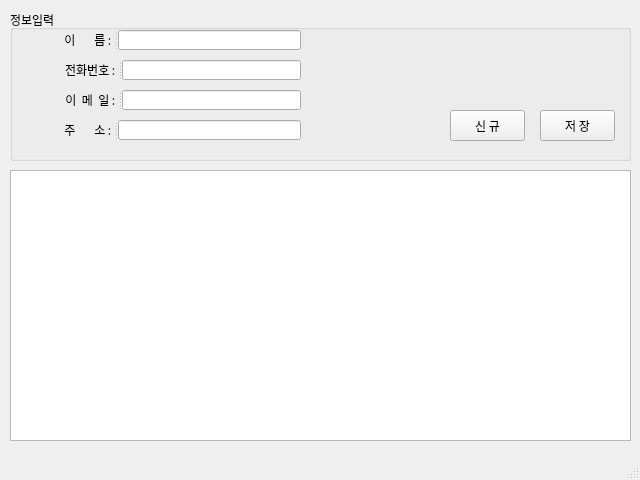
Above: part1/studyPyQt/addressBook.ui from JeongJaeAhn/miniprojects before the change. Below: the same form after it.
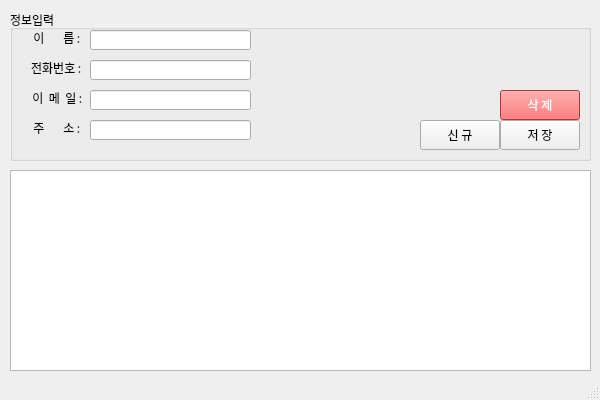
That is the form after the change.

Diff of the .ui file:
```diff
--- a/part1/studyPyQt/addressBook.ui
+++ b/part1/studyPyQt/addressBook.ui
@@ -6,10 +6,28 @@
    <rect>
     <x>0</x>
     <y>0</y>
-    <width>640</width>
-    <height>480</height>
+    <width>600</width>
+    <height>400</height>
    </rect>
   </property>
+  <property name="sizePolicy">
+   <sizepolicy hsizetype="Fixed" vsizetype="Fixed">
+    <horstretch>0</horstretch>
+    <verstretch>0</verstretch>
+   </sizepolicy>
+  </property>
+  <property name="minimumSize">
+   <size>
+    <width>600</width>
+    <height>400</height>
+   </size>
+  </property>
+  <property name="maximumSize">
+   <size>
+    <width>600</width>
+    <height>400</height>
+   </size>
+  </property>
   <property name="windowTitle">
    <string>MainWindow</string>
   </property>
@@ -19,7 +37,7 @@
      <rect>
       <x>10</x>
       <y>10</y>
-      <width>621</width>
+      <width>581</width>
       <height>151</height>
      </rect>
     </property>
@@ -32,10 +50,10 @@
        <widget class="QPushButton" name="btnNew">
         <property name="geometry">
          <rect>
-          <x>440</x>
-          <y>100</y>
-          <width>75</width>
-          <height>31</height>
+          <x>410</x>
+          <y>110</y>
+          <width>80</width>
+          <height>30</height>
          </rect>
         </property>
         <property name="font">
@@ -50,10 +68,10 @@
        <widget class="QPushButton" name="btnSave">
         <property name="geometry">
          <rect>
-          <x>530</x>
-          <y>100</y>
-          <width>75</width>
-          <height>31</height>
+          <x>490</x>
+          <y>110</y>
+          <width>80</width>
+          <height>30</height>
          </rect>
         </property>
         <property name="font">
@@ -65,143 +83,619 @@
          <string>저 장</string>
         </property>
        </widget>
-       <widget class="QSplitter" name="splitter">
+       <widget class="QLabel" name="label_3">
         <property name="geometry">
          <rect>
           <x>20</x>
-          <y>20</y>
-          <width>271</width>
+          <y>80</y>
+          <width>55</width>
+          <height>16</height>
+         </rect>
+        </property>
+        <property name="font">
+         <font>
+          <family>나눔고딕</family>
+         </font>
+        </property>
+        <property name="text">
+         <string>이  메  일 : </string>
+        </property>
+        <property name="alignment">
+         <set>Qt::AlignRight|Qt::AlignTrailing|Qt::AlignVCenter</set>
+        </property>
+       </widget>
+       <widget class="QLineEdit" name="txtEmail">
+        <property name="geometry">
+         <rect>
+          <x>80</x>
+          <y>80</y>
+          <width>161</width>
           <height>20</height>
          </rect>
         </property>
-        <property name="orientation">
-         <enum>Qt::Horizontal</enum>
+        <property name="font">
+         <font>
+          <family>나눔고딕</family>
+         </font>
         </property>
-        <widget class="QLabel" name="label">
-         <property name="font">
-          <font>
-           <family>나눔고딕</family>
-          </font>
-         </property>
-         <property name="text">
-          <string>이       름 : </string>
-         </property>
-         <property name="alignment">
-          <set>Qt::AlignRight|Qt::AlignTrailing|Qt::AlignVCenter</set>
-         </property>
-        </widget>
-        <widget class="QLineEdit" name="txtName">
-         <property name="font">
-          <font>
-           <family>나눔고딕</family>
-          </font>
-         </property>
-         <property name="inputMethodHints">
-          <set>Qt::ImhDigitsOnly|Qt::ImhLatinOnly</set>
-         </property>
-        </widget>
        </widget>
-       <widget class="QSplitter" name="splitter_2">
+       <widget class="QLabel" name="label_2">
         <property name="geometry">
          <rect>
           <x>20</x>
           <y>50</y>
-          <width>271</width>
+          <width>54</width>
+          <height>16</height>
+         </rect>
+        </property>
+        <property name="font">
+         <font>
+          <family>나눔고딕</family>
+         </font>
+        </property>
+        <property name="text">
+         <string>전화번호 : </string>
+        </property>
+        <property name="alignment">
+         <set>Qt::AlignRight|Qt::AlignTrailing|Qt::AlignVCenter</set>
+        </property>
+       </widget>
+       <widget class="QLineEdit" name="txtPhone">
+        <property name="geometry">
+         <rect>
+          <x>80</x>
+          <y>50</y>
+          <width>161</width>
           <height>20</height>
          </rect>
         </property>
-        <property name="orientation">
-         <enum>Qt::Horizontal</enum>
+        <property name="font">
+         <font>
+          <family>나눔고딕</family>
+         </font>
         </property>
-        <widget class="QLabel" name="label_2">
-         <property name="font">
-          <font>
-           <family>나눔고딕</family>
-          </font>
-         </property>
-         <property name="text">
-          <string>전화번호 : </string>
-         </property>
-         <property name="alignment">
-          <set>Qt::AlignRight|Qt::AlignTrailing|Qt::AlignVCenter</set>
-         </property>
-        </widget>
-        <widget class="QLineEdit" name="txtPhone">
-         <property name="font">
-          <font>
-           <family>나눔고딕</family>
-          </font>
-         </property>
-         <property name="inputMethodHints">
-          <set>Qt::ImhFormattedNumbersOnly</set>
-         </property>
-        </widget>
+        <property name="inputMethodHints">
+         <set>Qt::ImhFormattedNumbersOnly</set>
+        </property>
        </widget>
-       <widget class="QSplitter" name="splitter_3">
+       <widget class="QLineEdit" name="txtName">
         <property name="geometry">
          <rect>
-          <x>20</x>
-          <y>80</y>
-          <width>271</width>
+          <x>80</x>
+          <y>20</y>
+          <width>161</width>
           <height>20</height>
          </rect>
         </property>
-        <property name="orientation">
-         <enum>Qt::Horizontal</enum>
+        <property name="font">
+         <font>
+          <family>나눔고딕</family>
+         </font>
         </property>
-        <widget class="QLabel" name="label_3">
-         <property name="font">
-          <font>
-           <family>나눔고딕</family>
-          </font>
-         </property>
-         <property name="text">
-          <string>이  메  일 : </string>
-         </property>
-         <property name="alignment">
-          <set>Qt::AlignRight|Qt::AlignTrailing|Qt::AlignVCenter</set>
-         </property>
-        </widget>
-        <widget class="QLineEdit" name="txtEmail">
-         <property name="font">
-          <font>
-           <family>나눔고딕</family>
-          </font>
-         </property>
-        </widget>
+        <property name="inputMethodHints">
+         <set>Qt::ImhDigitsOnly|Qt::ImhLatinOnly</set>
+        </property>
        </widget>
-       <widget class="QSplitter" name="splitter_4">
+       <widget class="QLabel" name="label">
         <property name="geometry">
          <rect>
           <x>20</x>
+          <y>20</y>
+          <width>53</width>
+          <height>16</height>
+         </rect>
+        </property>
+        <property name="font">
+         <font>
+          <family>나눔고딕</family>
+         </font>
+        </property>
+        <property name="text">
+         <string>이       름 : </string>
+        </property>
+        <property name="alignment">
+         <set>Qt::AlignRight|Qt::AlignTrailing|Qt::AlignVCenter</set>
+        </property>
+       </widget>
+       <widget class="QLineEdit" name="txtAddress">
+        <property name="geometry">
+         <rect>
+          <x>80</x>
           <y>110</y>
-          <width>271</width>
+          <width>161</width>
           <height>20</height>
          </rect>
         </property>
-        <property name="orientation">
-         <enum>Qt::Horizontal</enum>
+        <property name="font">
+         <font>
+          <family>나눔고딕</family>
+         </font>
         </property>
-        <widget class="QLabel" name="label_4">
-         <property name="font">
-          <font>
-           <family>나눔고딕</family>
-          </font>
-         </property>
-         <property name="text">
-          <string>주       소 : </string>
-         </property>
-         <property name="alignment">
-          <set>Qt::AlignRight|Qt::AlignTrailing|Qt::AlignVCenter</set>
-         </property>
-        </widget>
-        <widget class="QLineEdit" name="txtAddress">
-         <property name="font">
-          <font>
-           <family>나눔고딕</family>
-          </font>
-         </property>
-        </widget>
+       </widget>
+       <widget class="QLabel" name="label_4">
+        <property name="geometry">
+         <rect>
+          <x>20</x>
+          <y>110</y>
+          <width>53</width>
+          <height>16</height>
+         </rect>
+        </property>
+        <property name="font">
+         <font>
+          <family>나눔고딕</family>
+         </font>
+        </property>
+        <property name="text">
+         <string>주       소 : </string>
+        </property>
+        <property name="alignment">
+         <set>Qt::AlignRight|Qt::AlignTrailing|Qt::AlignVCenter</set>
+        </property>
+       </widget>
+       <widget class="QPushButton" name="btnDel">
+        <property name="geometry">
+         <rect>
+          <x>490</x>
+          <y>80</y>
+          <width>80</width>
+          <height>30</height>
+         </rect>
+        </property>
+        <property name="palette">
+         <palette>
+          <active>
+           <colorrole role="WindowText">
+            <brush brushstyle="SolidPattern">
+             <color alpha="255">
+              <red>255</red>
+              <green>255</green>
+              <blue>255</blue>
+             </color>
+            </brush>
+           </colorrole>
+           <colorrole role="Button">
+            <brush brushstyle="SolidPattern">
+             <color alpha="255">
+              <red>255</red>
+              <green>70</green>
+              <blue>70</blue>
+             </color>
+            </brush>
+           </colorrole>
+           <colorrole role="Light">
+            <brush brushstyle="SolidPattern">
+             <color alpha="255">
+              <red>255</red>
+              <green>127</green>
+              <blue>127</blue>
+             </color>
+            </brush>
+           </colorrole>
+           <colorrole role="Midlight">
+            <brush brushstyle="SolidPattern">
+             <color alpha="255">
+              <red>255</red>
+              <green>63</green>
+              <blue>63</blue>
+             </color>
+            </brush>
+           </colorrole>
+           <colorrole role="Dark">
+            <brush brushstyle="SolidPattern">
+             <color alpha="255">
+              <red>127</red>
+              <green>0</green>
+              <blue>0</blue>
+             </color>
+            </brush>
+           </colorrole>
+           <colorrole role="Mid">
+            <brush brushstyle="SolidPattern">
+             <color alpha="255">
+              <red>170</red>
+              <green>0</green>
+              <blue>0</blue>
+             </color>
+            </brush>
+           </colorrole>
+           <colorrole role="Text">
+            <brush brushstyle="SolidPattern">
+             <color alpha="255">
+              <red>255</red>
+              <green>255</green>
+              <blue>255</blue>
+             </color>
+            </brush>
+           </colorrole>
+           <colorrole role="BrightText">
+            <brush brushstyle="SolidPattern">
+             <color alpha="255">
+              <red>255</red>
+              <green>255</green>
+              <blue>255</blue>
+             </color>
+            </brush>
+           </colorrole>
+           <colorrole role="ButtonText">
+            <brush brushstyle="SolidPattern">
+             <color alpha="255">
+              <red>255</red>
+              <green>255</green>
+              <blue>255</blue>
+             </color>
+            </brush>
+           </colorrole>
+           <colorrole role="Base">
+            <brush brushstyle="SolidPattern">
+             <color alpha="255">
+              <red>255</red>
+              <green>70</green>
+              <blue>70</blue>
+             </color>
+            </brush>
+           </colorrole>
+           <colorrole role="Window">
+            <brush brushstyle="SolidPattern">
+             <color alpha="255">
+              <red>255</red>
+              <green>70</green>
+              <blue>70</blue>
+             </color>
+            </brush>
+           </colorrole>
+           <colorrole role="Shadow">
+            <brush brushstyle="SolidPattern">
+             <color alpha="255">
+              <red>0</red>
+              <green>0</green>
+              <blue>0</blue>
+             </color>
+            </brush>
+           </colorrole>
+           <colorrole role="AlternateBase">
+            <brush brushstyle="SolidPattern">
+             <color alpha="255">
+              <red>255</red>
+              <green>127</green>
+              <blue>127</blue>
+             </color>
+            </brush>
+           </colorrole>
+           <colorrole role="ToolTipBase">
+            <brush brushstyle="SolidPattern">
+             <color alpha="255">
+              <red>255</red>
+              <green>255</green>
+              <blue>220</blue>
+             </color>
+            </brush>
+           </colorrole>
+           <colorrole role="ToolTipText">
+            <brush brushstyle="SolidPattern">
+             <color alpha="255">
+              <red>255</red>
+              <green>0</green>
+              <blue>0</blue>
+             </color>
+            </brush>
+           </colorrole>
+           <colorrole role="PlaceholderText">
+            <brush brushstyle="SolidPattern">
+             <color alpha="128">
+              <red>255</red>
+              <green>0</green>
+              <blue>0</blue>
+             </color>
+            </brush>
+           </colorrole>
+          </active>
+          <inactive>
+           <colorrole role="WindowText">
+            <brush brushstyle="SolidPattern">
+             <color alpha="255">
+              <red>255</red>
+              <green>255</green>
+              <blue>255</blue>
+             </color>
+            </brush>
+           </colorrole>
+           <colorrole role="Button">
+            <brush brushstyle="SolidPattern">
+             <color alpha="255">
+              <red>255</red>
+              <green>70</green>
+              <blue>70</blue>
+             </color>
+            </brush>
+           </colorrole>
+           <colorrole role="Light">
+            <brush brushstyle="SolidPattern">
+             <color alpha="255">
+              <red>255</red>
+              <green>127</green>
+              <blue>127</blue>
+             </color>
+            </brush>
+           </colorrole>
+           <colorrole role="Midlight">
+            <brush brushstyle="SolidPattern">
+             <color alpha="255">
+              <red>255</red>
+              <green>63</green>
+              <blue>63</blue>
+             </color>
+            </brush>
+           </colorrole>
+           <colorrole role="Dark">
+            <brush brushstyle="SolidPattern">
+             <color alpha="255">
+              <red>127</red>
+              <green>0</green>
+              <blue>0</blue>
+             </color>
+            </brush>
+           </colorrole>
+           <colorrole role="Mid">
+            <brush brushstyle="SolidPattern">
+             <color alpha="255">
+              <red>170</red>
+              <green>0</green>
+              <blue>0</blue>
+             </color>
+            </brush>
+           </colorrole>
+           <colorrole role="Text">
+            <brush brushstyle="SolidPattern">
+             <color alpha="255">
+              <red>255</red>
+              <green>255</green>
+              <blue>255</blue>
+             </color>
+            </brush>
+           </colorrole>
+           <colorrole role="BrightText">
+            <brush brushstyle="SolidPattern">
+             <color alpha="255">
+              <red>255</red>
+              <green>255</green>
+              <blue>255</blue>
+             </color>
+            </brush>
+           </colorrole>
+           <colorrole role="ButtonText">
+            <brush brushstyle="SolidPattern">
+             <color alpha="255">
+              <red>255</red>
+              <green>255</green>
+              <blue>255</blue>
+             </color>
+            </brush>
+           </colorrole>
+           <colorrole role="Base">
+            <brush brushstyle="SolidPattern">
+             <color alpha="255">
+              <red>255</red>
+              <green>70</green>
+              <blue>70</blue>
+             </color>
+            </brush>
+           </colorrole>
+           <colorrole role="Window">
+            <brush brushstyle="SolidPattern">
+             <color alpha="255">
+              <red>255</red>
+              <green>70</green>
+              <blue>70</blue>
+             </color>
+            </brush>
+           </colorrole>
+           <colorrole role="Shadow">
+            <brush brushstyle="SolidPattern">
+             <color alpha="255">
+              <red>0</red>
+              <green>0</green>
+              <blue>0</blue>
+             </color>
+            </brush>
+           </colorrole>
+           <colorrole role="AlternateBase">
+            <brush brushstyle="SolidPattern">
+             <color alpha="255">
+              <red>255</red>
+              <green>127</green>
+              <blue>127</blue>
+             </color>
+            </brush>
+           </colorrole>
+           <colorrole role="ToolTipBase">
+            <brush brushstyle="SolidPattern">
+             <color alpha="255">
+              <red>255</red>
+              <green>255</green>
+              <blue>220</blue>
+             </color>
+            </brush>
+           </colorrole>
+           <colorrole role="ToolTipText">
+            <brush brushstyle="SolidPattern">
+             <color alpha="255">
+              <red>255</red>
+              <green>0</green>
+              <blue>0</blue>
+             </color>
+            </brush>
+           </colorrole>
+           <colorrole role="PlaceholderText">
+            <brush brushstyle="SolidPattern">
+             <color alpha="128">
+              <red>255</red>
+              <green>0</green>
+              <blue>0</blue>
+             </color>
+            </brush>
+           </colorrole>
+          </inactive>
+          <disabled>
+           <colorrole role="WindowText">
+            <brush brushstyle="SolidPattern">
+             <color alpha="255">
+              <red>255</red>
+              <green>255</green>
+              <blue>255</blue>
+             </color>
+            </brush>
+           </colorrole>
+           <colorrole role="Button">
+            <brush brushstyle="SolidPattern">
+             <color alpha="255">
+              <red>255</red>
+              <green>70</green>
+              <blue>70</blue>
+             </color>
+            </brush>
+           </colorrole>
+           <colorrole role="Light">
+            <brush brushstyle="SolidPattern">
+             <color alpha="255">
+              <red>255</red>
+              <green>127</green>
+              <blue>127</blue>
+             </color>
+            </brush>
+           </colorrole>
+           <colorrole role="Midlight">
+            <brush brushstyle="SolidPattern">
+             <color alpha="255">
+              <red>255</red>
+              <green>63</green>
+              <blue>63</blue>
+             </color>
+            </brush>
+           </colorrole>
+           <colorrole role="Dark">
+            <brush brushstyle="SolidPattern">
+             <color alpha="255">
+              <red>127</red>
+              <green>0</green>
+              <blue>0</blue>
+             </color>
+            </brush>
+           </colorrole>
+           <colorrole role="Mid">
+            <brush brushstyle="SolidPattern">
+             <color alpha="255">
+              <red>170</red>
+              <green>0</green>
+              <blue>0</blue>
+             </color>
+            </brush>
+           </colorrole>
+           <colorrole role="Text">
+            <brush brushstyle="SolidPattern">
+             <color alpha="255">
+              <red>255</red>
+              <green>255</green>
+              <blue>255</blue>
+             </color>
+            </brush>
+           </colorrole>
+           <colorrole role="BrightText">
+            <brush brushstyle="SolidPattern">
+             <color alpha="255">
+              <red>255</red>
+              <green>255</green>
+              <blue>255</blue>
+             </color>
+            </brush>
+           </colorrole>
+           <colorrole role="ButtonText">
+            <brush brushstyle="SolidPattern">
+             <color alpha="255">
+              <red>255</red>
+              <green>255</green>
+              <blue>255</blue>
+             </color>
+            </brush>
+           </colorrole>
+           <colorrole role="Base">
+            <brush brushstyle="SolidPattern">
+             <color alpha="255">
+              <red>255</red>
+              <green>70</green>
+              <blue>70</blue>
+             </color>
+            </brush>
+           </colorrole>
+           <colorrole role="Window">
+            <brush brushstyle="SolidPattern">
+             <color alpha="255">
+              <red>255</red>
+              <green>70</green>
+              <blue>70</blue>
+             </color>
+            </brush>
+           </colorrole>
+           <colorrole role="Shadow">
+            <brush brushstyle="SolidPattern">
+             <color alpha="255">
+              <red>0</red>
+              <green>0</green>
+              <blue>0</blue>
+             </color>
+            </brush>
+           </colorrole>
+           <colorrole role="AlternateBase">
+            <brush brushstyle="SolidPattern">
+             <color alpha="255">
+              <red>255</red>
+              <green>0</green>
+              <blue>0</blue>
+             </color>
+            </brush>
+           </colorrole>
+           <colorrole role="ToolTipBase">
+            <brush brushstyle="SolidPattern">
+             <color alpha="255">
+              <red>255</red>
+              <green>255</green>
+              <blue>220</blue>
+             </color>
+            </brush>
+           </colorrole>
+           <colorrole role="ToolTipText">
+            <brush brushstyle="SolidPattern">
+             <color alpha="255">
+              <red>255</red>
+              <green>0</green>
+              <blue>0</blue>
+             </color>
+            </brush>
+           </colorrole>
+           <colorrole role="PlaceholderText">
+            <brush brushstyle="SolidPattern">
+             <color alpha="128">
+              <red>0</red>
+              <green>0</green>
+              <blue>0</blue>
+             </color>
+            </brush>
+           </colorrole>
+          </disabled>
+         </palette>
+        </property>
+        <property name="font">
+         <font>
+          <family>나눔고딕</family>
+         </font>
+        </property>
+        <property name="styleSheet">
+         <string notr="true">background-color:rgb(255, 70, 70);
+color: rgb(255, 255, 255);</string>
+        </property>
+        <property name="text">
+         <string>삭 제</string>
+        </property>
        </widget>
       </widget>
      </item>
@@ -212,8 +706,8 @@
      <rect>
       <x>10</x>
       <y>170</y>
-      <width>621</width>
-      <height>271</height>
+      <width>581</width>
+      <height>201</height>
      </rect>
     </property>
     <layout class="QVBoxLayout" name="verticalLayout_2">
```
